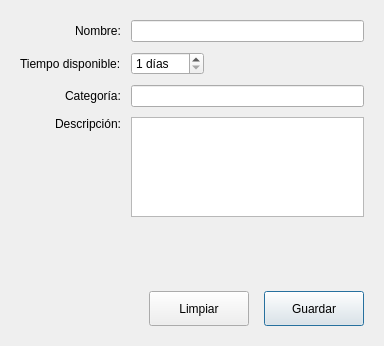
Before: the Qt Designer form Proyecto/src/ui/FormularioObjeto.ui in ferna041/T1POO-, drawn with Qt 5.
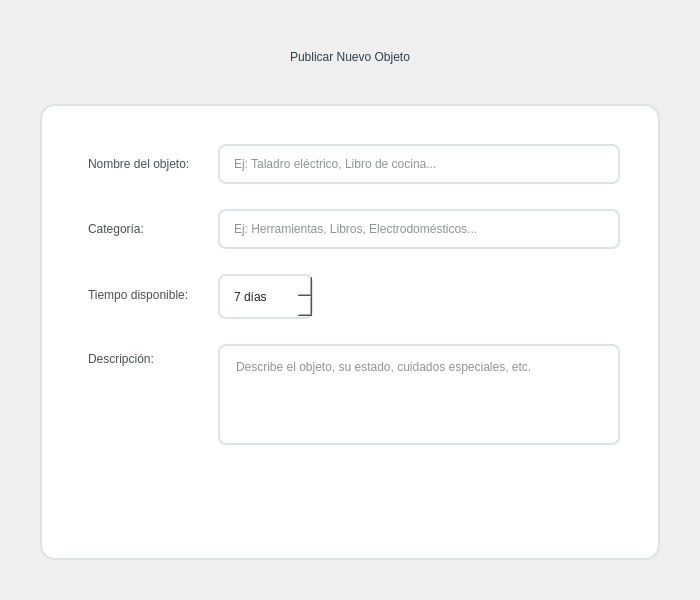
After: the same form once the commit is applied.

The edit to the form file:
```diff
--- a/Proyecto/src/ui/FormularioObjeto.ui
+++ b/Proyecto/src/ui/FormularioObjeto.ui
@@ -6,28 +6,177 @@
    <rect>
     <x>0</x>
     <y>0</y>
-    <width>384</width>
-    <height>346</height>
+    <width>700</width>
+    <height>600</height>
    </rect>
   </property>
+  <property name="minimumSize">
+   <size>
+    <width>600</width>
+    <height>500</height>
+   </size>
+  </property>
+  <property name="styleSheet">
+   <string notr="true">QWidget#FormularioObjeto {
+    background: qlineargradient(x1: 0, y1: 0, x2: 0, y2: 1,
+                                stop: 0 #f8f9fa, stop: 1 #e9ecef);
+    border: none;
+    color: #212529;
+}
+
+QLabel {
+    font: 600 12pt "Segoe UI";
+    color: #495057;
+    background: transparent;
+    padding: 5px;
+}
+
+QLineEdit {
+    background-color: #ffffff;
+    border: 2px solid #dee2e6;
+    border-radius: 8px;
+    padding: 10px 12px;
+    font: 11pt "Segoe UI";
+    color: #212529;
+    selection-background-color: #e3f2fd;
+    selection-color: #1976d2;
+}
+
+QLineEdit:focus {
+    border-color: #80bdff;
+    box-shadow: 0 0 0 3px rgba(0, 123, 255, 0.25);
+}
+
+QTextEdit {
+    background-color: #ffffff;
+    border: 2px solid #dee2e6;
+    border-radius: 8px;
+    padding: 10px 12px;
+    font: 11pt "Segoe UI";
+    color: #212529;
+    selection-background-color: #e3f2fd;
+    selection-color: #1976d2;
+}
+
+QTextEdit:focus {
+    border-color: #80bdff;
+    box-shadow: 0 0 0 3px rgba(0, 123, 255, 0.25);
+}
+
+QSpinBox {
+    background-color: #ffffff;
+    border: 2px solid #dee2e6;
+    border-radius: 8px;
+    padding: 8px 12px;
+    font: 11pt "Segoe UI";
+    color: #212529;
+    min-height: 25px;
+}
+
+QSpinBox:focus {
+    border-color: #80bdff;
+    box-shadow: 0 0 0 2px rgba(0, 123, 255, 0.25);
+}
+
+QPushButton {
+    background: qlineargradient(x1: 0, y1: 0, x2: 0, y2: 1,
+                                stop: 0 #007bff, stop: 1 #0056b3);
+    color: white;
+    border: none;
+    border-radius: 10px;
+    font: bold 12pt "Segoe UI";
+    padding: 12px 20px;
+    min-width: 100px;
+}
+
+QPushButton:hover {
+    background: qlineargradient(x1: 0, y1: 0, x2: 0, y2: 1,
+                                stop: 0 #0056b3, stop: 1 #004085);
+}
+
+QPushButton:pressed {
+    background: qlineargradient(x1: 0, y1: 0, x2: 0, y2: 1,
+                                stop: 0 #004085, stop: 1 #002752);
+}
+
+QPushButton#pushButtonLimpiar {
+    background: qlineargradient(x1: 0, y1: 0, x2: 0, y2: 1,
+                                stop: 0 #6c757d, stop: 1 #495057);
+}
+
+QPushButton#pushButtonLimpiar:hover {
+    background: qlineargradient(x1: 0, y1: 0, x2: 0, y2: 1,
+                                stop: 0 #5a6268, stop: 1 #343a40);
+}
+
+QPushButton#pushButtonLimpiar:pressed {
+    background: qlineargradient(x1: 0, y1: 0, x2: 0, y2: 1,
+                                stop: 0 #495057, stop: 1 #212529);
+}</string>
+  </property>
   <property name="windowTitle">
    <string>Form</string>
   </property>
   <layout class="QVBoxLayout" name="verticalLayout">
    <property name="spacing">
-    <number>15</number>
+    <number>30</number>
    </property>
    <property name="leftMargin">
-    <number>20</number>
+    <number>40</number>
    </property>
    <property name="topMargin">
-    <number>20</number>
+    <number>40</number>
    </property>
    <property name="rightMargin">
-    <number>20</number>
+    <number>40</number>
    </property>
    <property name="bottomMargin">
-    <number>20</number>
+    <number>40</number>
+   </property>
+   <item>
+    <widget class="QLabel" name="labelTitulo">
+     <property name="styleSheet">
+      <string notr="true">QLabel {
+    font: 700 20pt "Segoe UI";
+    color: #2c3e50;
+    background: transparent;
+    padding: 10px;
+    border-radius: 8px;
+}</string>
+     </property>
+     <property name="text">
+      <string>Publicar Nuevo Objeto</string>
+     </property>
+     <property name="alignment">
+      <set>Qt::AlignCenter</set>
+     </property>
+    </widget>
+   </item>
+   <item>
+    <widget class="QWidget" name="widgetContenedor" native="true">
+     <property name="styleSheet">
+      <string notr="true">QWidget#widgetContenedor {
+    background-color: rgba(255, 255, 255, 250);
+    border: 2px solid #dee2e6;
+    border-radius: 15px;
+    box-shadow: 0 4px 6px rgba(0, 0, 0, 0.1);
+}</string>
+     </property>
+     <layout class="QVBoxLayout" name="verticalLayoutContenedor">
+      <property name="spacing">
+       <number>30</number>
+      </property>
+      <property name="leftMargin">
+       <number>40</number>
+      </property>
+      <property name="topMargin">
+       <number>40</number>
+      </property>
+      <property name="rightMargin">
+       <number>40</number>
+      </property>
+      <property name="bottomMargin">
+       <number>40</number>
    </property>
    <item>
     <layout class="QFormLayout" name="formLayout">
@@ -38,25 +187,56 @@
       <enum>QFormLayout::RowWrapPolicy::DontWrapRows</enum>
      </property>
      <property name="labelAlignment">
-      <set>Qt::AlignmentFlag::AlignRight|Qt::AlignmentFlag::AlignTrailing|Qt::AlignmentFlag::AlignVCenter</set>
+      <set>Qt::AlignmentFlag::AlignLeft|Qt::AlignmentFlag::AlignVCenter</set>
      </property>
      <property name="horizontalSpacing">
-      <number>10</number>
+      <number>20</number>
      </property>
      <property name="verticalSpacing">
-      <number>10</number>
+      <number>25</number>
      </property>
+     <item row="0" column="0">
+      <widget class="QLabel" name="label">
+       <property name="enabled">
+        <bool>true</bool>
+       </property>
+       <property name="text">
+        <string>Nombre del objeto:</string>
+       </property>
+       <property name="alignment">
+        <set>Qt::AlignmentFlag::AlignLeft|Qt::AlignmentFlag::AlignVCenter</set>
+       </property>
+      </widget>
+     </item>
      <item row="0" column="1">
-      <widget class="QLineEdit" name="lineEditNombre"/>
+      <widget class="QLineEdit" name="lineEditNombre">
+       <property name="placeholderText">
+        <string>Ej: Taladro eléctrico, Libro de cocina...</string>
+       </property>
+      </widget>
      </item>
      <item row="1" column="0">
+      <widget class="QLabel" name="label_2">
+       <property name="text">
+        <string>Categoría:</string>
+       </property>
+      </widget>
+     </item>
+     <item row="1" column="1">
+      <widget class="QLineEdit" name="lineEditCategoria">
+       <property name="placeholderText">
+        <string>Ej: Herramientas, Libros, Electrodomésticos...</string>
+       </property>
+      </widget>
+     </item>
+     <item row="2" column="0">
       <widget class="QLabel" name="label_4">
        <property name="text">
         <string>Tiempo disponible:</string>
        </property>
       </widget>
      </item>
-     <item row="1" column="1">
+     <item row="2" column="1">
       <layout class="QHBoxLayout" name="horizontalLayout_tiempo">
        <item>
         <widget class="QSpinBox" name="spinBoxTiempo">
@@ -69,6 +249,9 @@
          <property name="maximum">
           <number>365</number>
          </property>
+         <property name="value">
+          <number>7</number>
+         </property>
         </widget>
        </item>
        <item>
@@ -86,23 +269,13 @@
        </item>
       </layout>
      </item>
-     <item row="2" column="0">
-      <widget class="QLabel" name="label_2">
-       <property name="text">
-        <string>Categoría:</string>
-       </property>
-      </widget>
-     </item>
-     <item row="2" column="1">
-      <widget class="QLineEdit" name="lineEditCategoria"/>
-     </item>
      <item row="3" column="0">
       <widget class="QLabel" name="label_3">
        <property name="text">
         <string>Descripción:</string>
        </property>
        <property name="alignment">
-        <set>Qt::AlignmentFlag::AlignRight|Qt::AlignmentFlag::AlignTop|Qt::AlignmentFlag::AlignTrailing</set>
+        <set>Qt::AlignmentFlag::AlignLeft|Qt::AlignmentFlag::AlignTop</set>
        </property>
       </widget>
      </item>
@@ -111,30 +284,17 @@
        <property name="minimumSize">
         <size>
          <width>0</width>
-         <height>60</height>
+         <height>100</height>
         </size>
        </property>
        <property name="maximumSize">
         <size>
          <width>16777215</width>
-         <height>100</height>
+         <height>150</height>
         </size>
        </property>
-      </widget>
-     </item>
-     <item row="0" column="0">
-      <widget class="QLabel" name="label">
-       <property name="enabled">
-        <bool>true</bool>
-       </property>
-       <property name="text">
-        <string>Nombre:</string>
-       </property>
-       <property name="alignment">
-        <set>Qt::AlignmentFlag::AlignLeading|Qt::AlignmentFlag::AlignLeft|Qt::AlignmentFlag::AlignVCenter</set>
-       </property>
-       <property name="margin">
-        <number>-1</number>
+       <property name="placeholderText">
+        <string>Describe el objeto, su estado, cuidados especiales, etc.</string>
        </property>
       </widget>
      </item>
@@ -151,7 +311,7 @@
      <property name="sizeHint" stdset="0">
       <size>
        <width>20</width>
-       <height>40</height>
+          <height>30</height>
       </size>
      </property>
     </spacer>
@@ -175,8 +335,8 @@
       <widget class="QPushButton" name="pushButtonLimpiar">
        <property name="minimumSize">
         <size>
-         <width>100</width>
-         <height>35</height>
+            <width>140</width>
+            <height>45</height>
         </size>
        </property>
        <property name="text">
@@ -188,8 +348,8 @@
       <widget class="QPushButton" name="pushButtonGuardar">
        <property name="minimumSize">
         <size>
-         <width>100</width>
-         <height>35</height>
+            <width>140</width>
+            <height>45</height>
         </size>
        </property>
        <property name="text">
@@ -201,6 +361,9 @@
       </widget>
      </item>
     </layout>
+      </item>
+     </layout>
+    </widget>
    </item>
   </layout>
  </widget>
```
Left out of the diff: 2 changed lines with no effect on the pictures. Lines whose indentation alone changed are shown as unchanged.
